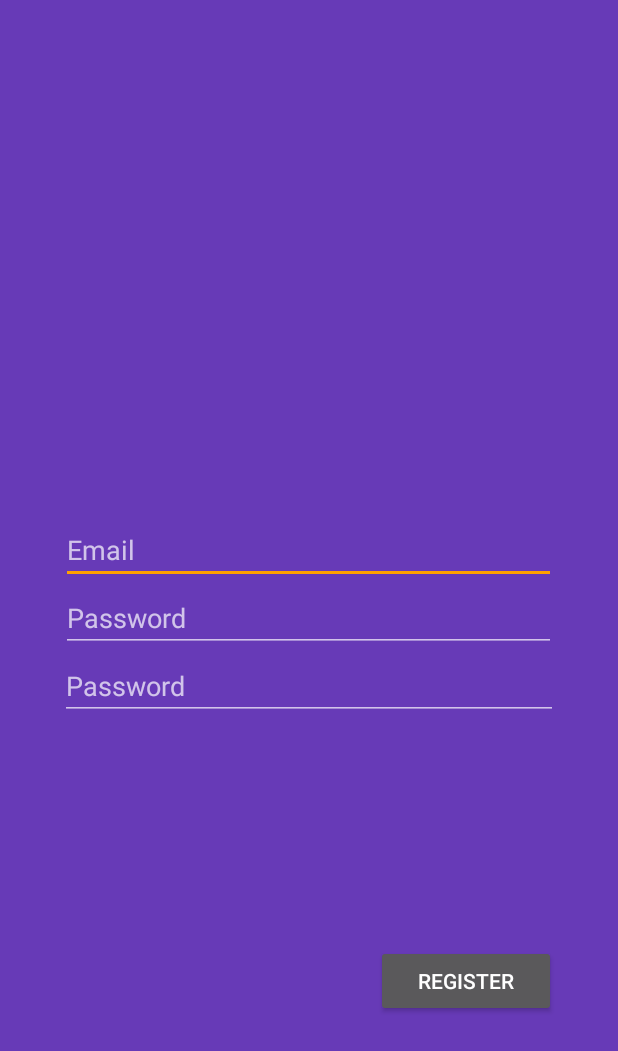
After one commit to bubosam/ChatGlobal, an Android app: the layout fragment_registration.xml on its own in the app's theme, with its tools: preview values and no code run, on a phone screen of 412 x 824 dp. The commit adds this screen. Shown: the top 1051 px of the screen. Run offline under Robolectric (Android 15) with nearby library versions, the phone set to English and light mode, and no system bars.

Commit message:
registration fragment

```diff
--- a/Android/DreamChat/app/build.gradle
+++ b/Android/DreamChat/app/build.gradle
@@ -22,6 +22,7 @@ android {
 dependencies {
     compile fileTree(dir: 'libs', include: ['*.jar'])
     testCompile 'junit:junit:4.12'
-    compile 'com.android.support:appcompat-v7:23.2.1'
-    compile 'com.android.support:design:23.2.1'
+    compile 'com.android.support:appcompat-v7:23.3.0'
+    compile 'com.android.support:design:23.3.0'
+    compile 'com.android.support:support-v4:23.3.0'
 }
--- a/Android/DreamChat/app/src/main/java/com/example/boush/dreamchat/LoginActivity.java
+++ b/Android/DreamChat/app/src/main/java/com/example/boush/dreamchat/LoginActivity.java
@@ -3,6 +3,9 @@ package com.example.boush.dreamchat;
 import android.animation.Animator;
 import android.animation.AnimatorListenerAdapter;
 import android.annotation.TargetApi;
+import android.app.FragmentManager;
+import android.app.FragmentTransaction;
+import android.content.Intent;
 import android.content.pm.PackageManager;
 import android.support.annotation.NonNull;
 import android.support.design.widget.Snackbar;
@@ -32,13 +35,14 @@ import android.widget.TextView;
 import java.util.ArrayList;
 import java.util.List;
 
+import layout.Registration;
+
 import static android.Manifest.permission.READ_CONTACTS;
 
 /**
  * A login screen that offers login via email/password.
  */
 public class LoginActivity extends AppCompatActivity implements LoaderCallbacks<Cursor> {
-
     /**
      * Id to identity READ_CONTACTS permission request.
      */
--- a/Android/DreamChat/app/src/main/res/layout/activity_login.xml
+++ b/Android/DreamChat/app/src/main/res/layout/activity_login.xml
@@ -52,7 +52,7 @@
             android:layout_width="wrap_content"
             android:layout_height="wrap_content"
             android:text="@string/action_register"
-            android:id="@+id/button"
+            android:id="@+id/b_register"
             android:layout_gravity="center_horizontal"
             android:layout_alignTop="@+id/email_sign_in_button"
             android:layout_alignParentRight="true"
@@ -86,7 +86,7 @@
             android:maxLines="1"
             android:singleLine="true"
             android:layout_marginBottom="55dp"
-            android:layout_above="@+id/button"
+            android:layout_above="@+id/b_register"
             android:layout_alignParentLeft="true"
             android:layout_alignParentStart="true" />
 
--- /dev/null
+++ b/Android/DreamChat/app/src/main/res/layout/fragment_registration.xml
@@ -0,0 +1,58 @@
+<FrameLayout xmlns:android="http://schemas.android.com/apk/res/android"
+    xmlns:tools="http://schemas.android.com/tools"
+    android:layout_width="match_parent"
+    android:layout_height="match_parent"
+    tools:context="layout.Registration">
+
+    <!-- TODO: Update blank fragment layout -->
+
+    <LinearLayout
+        android:orientation="vertical"
+        android:layout_width="match_parent"
+        android:layout_height="wrap_content"
+        android:layout_gravity="center">
+
+        <EditText
+            android:layout_width="330dp"
+            android:layout_height="wrap_content"
+            android:inputType="textEmailAddress"
+            android:ems="10"
+            android:id="@+id/email"
+            android:layout_gravity="center"
+            android:hint="@string/prompt_email" />
+
+        <EditText
+            android:layout_width="330dp"
+            android:layout_height="wrap_content"
+            android:inputType="textPassword"
+            android:ems="10"
+            android:id="@+id/password"
+            android:layout_gravity="center_horizontal|bottom"
+            android:hint="@string/prompt_password" />
+
+        <EditText
+            android:layout_width="332dp"
+            android:layout_height="wrap_content"
+            android:inputType="textPassword"
+            android:ems="10"
+            android:id="@+id/editText"
+            android:layout_gravity="center_horizontal"
+            android:hint="@string/prompt_password" />
+
+    </LinearLayout>
+
+    <LinearLayout
+        android:orientation="vertical"
+        android:layout_width="330dp"
+        android:layout_height="194dp"
+        android:layout_gravity="center_horizontal|bottom">
+
+        <Button
+            android:layout_width="120dp"
+            android:layout_height="wrap_content"
+            android:text="Register"
+            android:id="@+id/button2"
+            android:layout_gravity="right" />
+    </LinearLayout>
+
+</FrameLayout>
--- a/Android/DreamChat/app/src/main/res/values/strings.xml
+++ b/Android/DreamChat/app/src/main/res/values/strings.xml
@@ -15,4 +15,7 @@
     <string name="permission_rationale">"Contacts permissions are needed for providing email
         completions."
     </string>
+
+    <!-- TODO: Remove or change this placeholder text -->
+    <string name="hello_blank_fragment">Hello blank fragment</string>
 </resources>
```
Also changed, not shown: Android/DreamChat/app/src/main/java/layout/Registration.java (added, +109 -0 lines).
